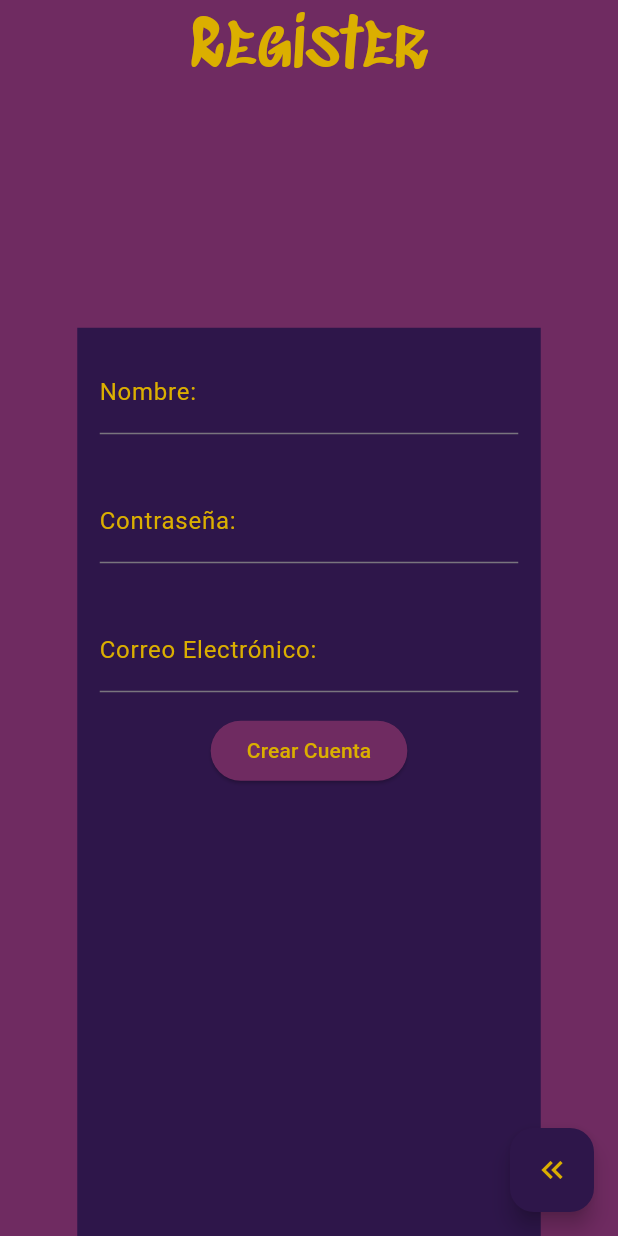
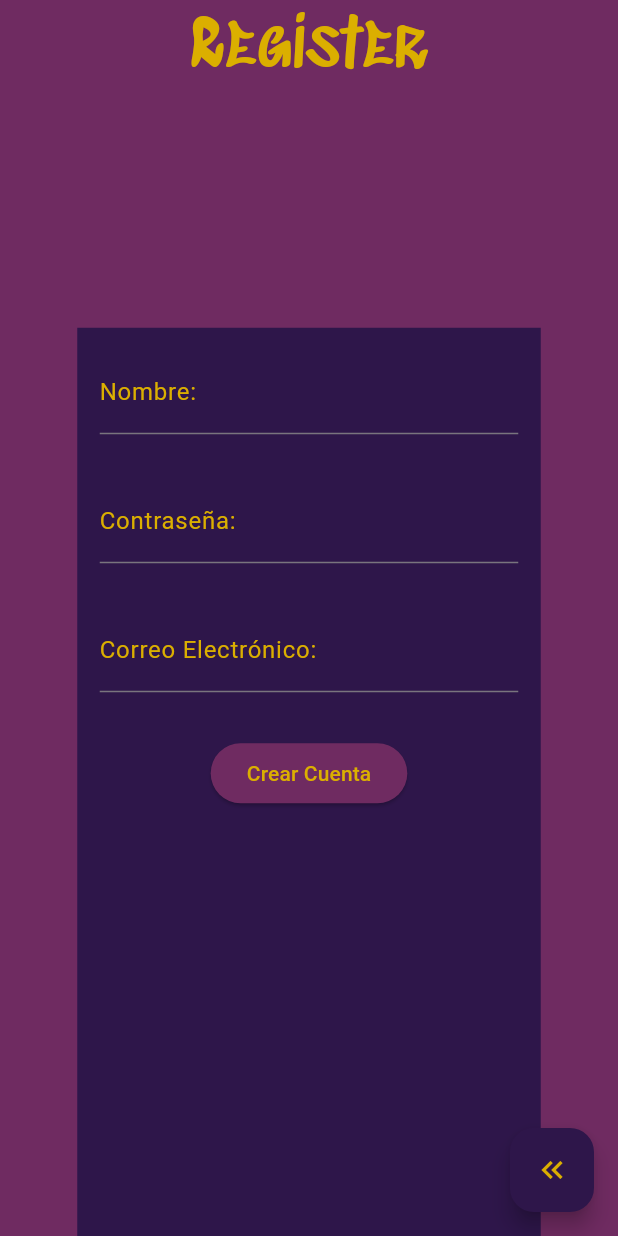
Before and after one commit to KonoDIODa13/proyectoFlutter, a Flutter app: the screen it shows after launch, after a tap on "Crear una Cuenta", on a phone screen of 412 x 824 dp. Run offline on Flutter 3.47's test engine with Material 3 defaults, Android fonts, the phone set to English and light mode, and no system bars; our stand-ins replace sqflite_common_ffi; accounts and stored records are empty.

Commit message:
cambios realizados tocara hacerla responsive y mierdas varias.

```diff
--- a/library_of_ohara/lib/application/init_app.dart
+++ b/library_of_ohara/lib/application/init_app.dart
@@ -30,23 +30,26 @@ class _InitAppState extends State<InitApp> {
     return Scaffold(
       backgroundColor: backgroundColor,
       appBar: AppBar(
-        title: Text(
-          "LIBRARY OF OHARA",
-        ),
+        backgroundColor: backgroundColor,
         centerTitle: true,
-        titleTextStyle: TextStyle(
+        title: Text("Library Of Ohara",
+            style: TextStyle(
                 color: titleColor,
-            fontSize: 50,
-            fontStyle: FontStyle.italic,
-            fontFamily: titles),
-        backgroundColor: backgroundColor,
+                fontSize: 35,
+                fontFamily: titles,
+                fontStyle: FontStyle.italic)),
       ),
       body: Center(
+        child: Container(
+          margin:
+              EdgeInsets.only(top: View.of(context).physicalSize.height / 8),
           child: Column(
             children: [
-            ElevatedButton(
-                style:
-                    ElevatedButton.styleFrom(backgroundColor: backgroundColor2),
+              Padding(
+                padding: const EdgeInsets.all(8.0),
+                child: ElevatedButton(
+                    style: ElevatedButton.styleFrom(
+                        backgroundColor: backgroundColor2),
                     onPressed: () {
                       login(context);
                     },
@@ -54,14 +57,22 @@ class _InitAppState extends State<InitApp> {
                       "Iniciar Sesión",
                       style: TextStyle(color: titleColor),
                     )),
-            ElevatedButton(
-                style:
-                    ElevatedButton.styleFrom(backgroundColor: backgroundColor2),
+              ),
+              Padding(
+                padding: const EdgeInsets.all(8.0),
+                child: ElevatedButton(
+                    style: ElevatedButton.styleFrom(
+                        backgroundColor: backgroundColor2),
                     onPressed: () {
                       register(context);
                     },
-                child: Text("Crear una Cuenta", style: TextStyle(color: titleColor),))
+                    child: Text(
+                      "Crear una Cuenta",
+                      style: TextStyle(color: titleColor),
+                    )),
+              )
             ],
+          ),
         ),
       ),
     );
--- a/library_of_ohara/lib/application/register.dart
+++ b/library_of_ohara/lib/application/register.dart
@@ -34,10 +34,10 @@ class _RegisterState extends State<Register> {
 
   String? validatorContrasena(String? value) {
     if (value == null || value.isEmpty) {
-      return 'Por favor, ingresa tu contraseña';
+      return 'Por favor, ingresa tu contraseña.';
     }
     if (value.length < 6) {
-      return 'La contraseña debe tener al menos 6 caracteres';
+      return 'La contraseña debe tener al menos 6 caracteres.';
     }
     return null;
   }
@@ -60,11 +60,14 @@ class _RegisterState extends State<Register> {
           nombre: nombreController.text,
           gmail: gmailController.text,
           contrasena: contrasenaController.text);
-
       if (await provider(context, listen: false).register(usuario)) {
         inicioUsuario(context);
+      }else{
+        ScaffoldMessenger.of(context).showSnackBar(
+          SnackBar(content: const Text("error al insertar dicho usuario."))
+        );
       }
-    } else {}
+    }
   }
 
   inicioUsuario(BuildContext context) {
@@ -97,8 +100,8 @@ class _RegisterState extends State<Register> {
             ),
             Container(
                 color: backgroundColor2,
-                width: View.of(context).physicalSize.width / 2, // curioso
-                height: View.of(context).physicalSize.height / 2,
+                width: View.of(context).physicalSize.width/2, // curioso
+                height: View.of(context).physicalSize.height / 1.75,
                 margin: EdgeInsets.only(
                     top: View.of(context).physicalSize.height / 8),
                 child: Form(
@@ -118,7 +121,9 @@ class _RegisterState extends State<Register> {
                           controlador: gmailController,
                           etiqueta: "Correo Electrónico:",
                           validacion: validatorGmail),
-                      ElevatedButton(
+                      Padding(
+                        padding: const EdgeInsets.only(top: 15.00),
+                        child: ElevatedButton(
                             style: ElevatedButton.styleFrom(
                                 backgroundColor: backgroundColor),
                             onPressed: () {
@@ -127,7 +132,8 @@ class _RegisterState extends State<Register> {
                             child: Text(
                               "Crear Cuenta",
                               style: TextStyle(color: titleColor),
-                          ))
+                            )),
+                      )
                     ],
                   ),
                 )),
```
Also changed, not shown: library_of_ohara/lib/application/login.dart (+10 -4 lines), library_of_ohara/lib/application/user_page.dart (+20 -10 lines), library_of_ohara/lib/providers/user_provider.dart (+14 -4 lines). Lines whose indentation alone changed are shown as unchanged.
